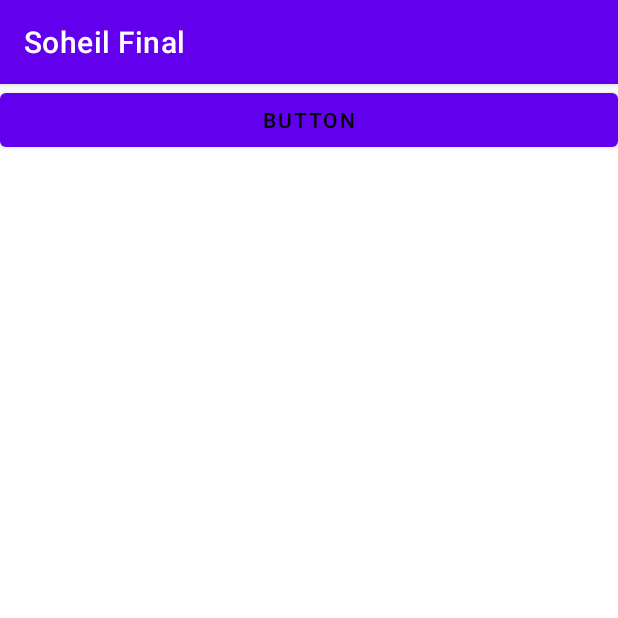
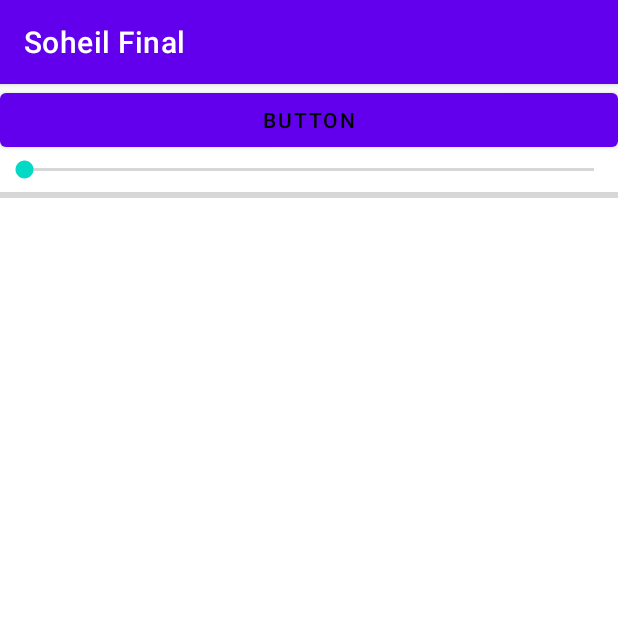
Before and after one commit to S-SHANTI/EDU, an Android app: the screen it shows after launch (MainActivity), on a phone screen of 412 x 824 dp, the top half of it. Run offline under Robolectric (Android 15) with nearby library versions, the phone set to English and light mode, and no system bars.

Commit message:
55. seek bar part 1

```diff
--- a/app/src/main/res/layout/activity_main.xml
+++ b/app/src/main/res/layout/activity_main.xml
@@ -15,4 +15,16 @@
         android:layout_width="match_parent"
         android:layout_height="wrap_content"
         android:text="Button" />
+
+    <SeekBar
+
+        android:id="@+id/seekBar"
+        android:layout_width="match_parent"
+        android:layout_height="wrap_content" />
+
+    <ProgressBar
+        android:id="@+id/progressBar"
+        style="?android:attr/progressBarStyleHorizontal"
+        android:layout_width="match_parent"
+        android:layout_height="wrap_content" />
 </LinearLayout>
```
Also changed, not shown: app/build.gradle (+6 -6 lines), app/src/main/java/com/example/testproject/MainActivity.kt (+5 -7 lines).
